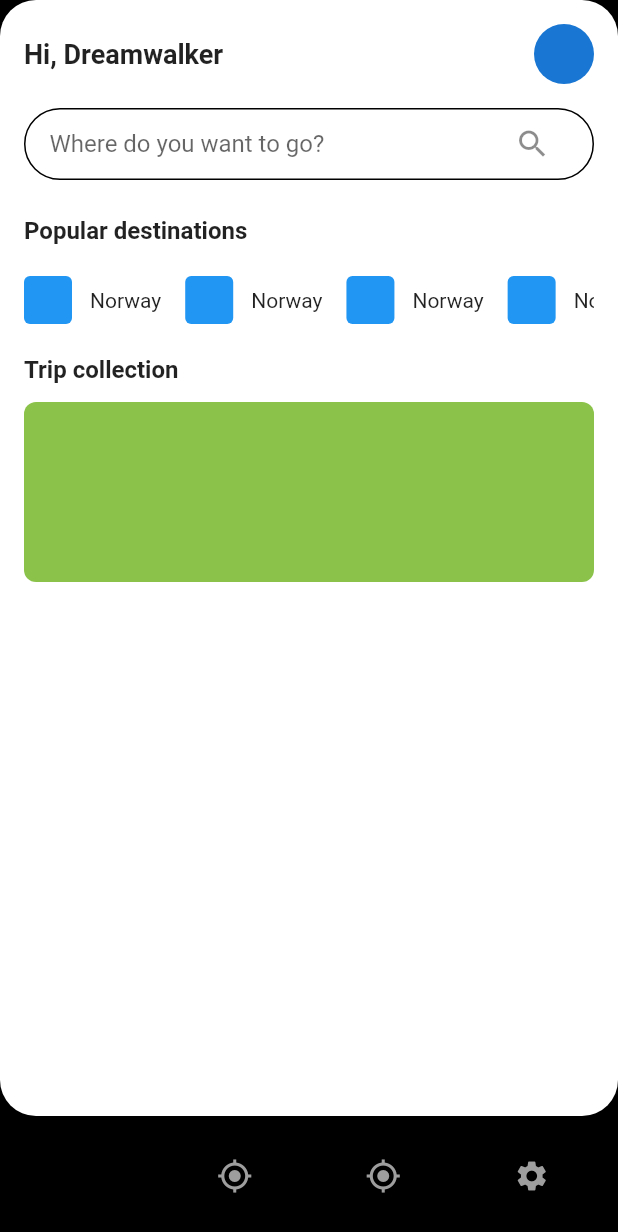
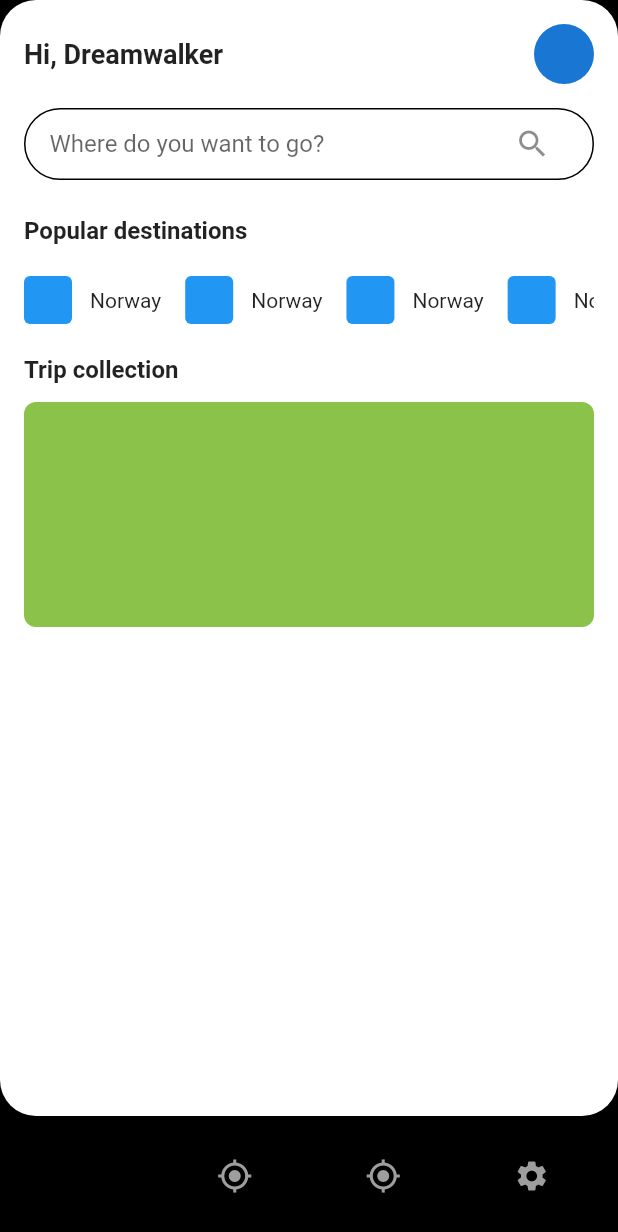
Before and after one commit to JAICHANGPARK/flutter_notebook_18th_story, a Flutter app: the RentalMainPage screen opened by its route, on a phone screen of 412 x 824 dp. Shown: the top 1232 px of the screen. Run offline on Flutter 3.47's test engine with Material 2 defaults, Android fonts, the phone set to English and light mode, and no system bars; our stand-ins replace flutter_riverpod, go_router.

Commit message:
Update rental_main_page.dart

```diff
--- a/lib/ep1051_travel_car_rental_app/src/ui/rental_main_page.dart
+++ b/lib/ep1051_travel_car_rental_app/src/ui/rental_main_page.dart
@@ -120,10 +120,15 @@ class _RentalMainPageState extends State<RentalMainPage> {
                           height: 12,
                         ),
                         Container(
-                          height: 120,
+                          height: 150,
                           decoration: BoxDecoration(
                             color: Colors.lightGreen,
                             borderRadius: BorderRadius.circular(8),
+                          ),
+                          child: Row(
+                            children: [
+
+                            ],
                           ),
                         )
                       ],
```
